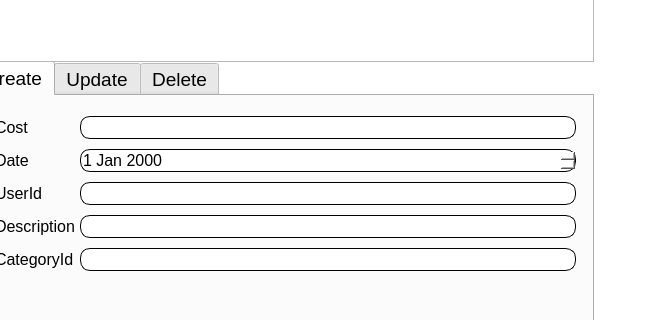
Qt form mainwindow.ui (ihareal/budgeting) before a commit; both pictures show x 247 to 915 and y 298 to 618 of the 915 by 774 pixel window.
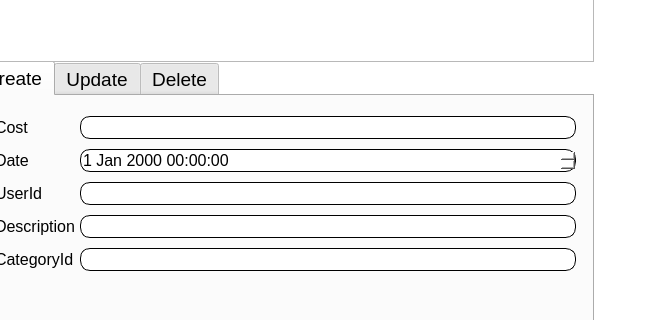
The same form after that commit. The open tabs and pages were chosen to show the change.

Commit message:
Add duplicate checkers for UserCategories and Categories table
Remove unnecessary method

```diff
--- a/mainwindow.ui
+++ b/mainwindow.ui
@@ -1239,7 +1239,12 @@
            <bool>false</bool>
           </property>
           <property name="styleSheet">
-           <string notr="true"/>
+           <string notr="true">#dateTimeEdit_2{
+background-color: white; 
+border-style: outset;
+border-width: 1px;
+border-radius: 10px;
+}</string>
           </property>
           <property name="tabPosition">
            <enum>QTabWidget::North</enum>
@@ -1323,24 +1328,6 @@
                </property>
               </widget>
              </item>
-             <item row="1" column="1">
-              <widget class="QDateEdit" name="paymentsDateEditField_2">
-               <property name="font">
-                <font>
-                 <family>Segoe UI</family>
-                 <pointsize>12</pointsize>
-                </font>
-               </property>
-               <property name="styleSheet">
-                <string notr="true">#paymentsDateEditField_2{
-background-color: white; 
-border-style: outset;
-border-width: 1px;
-border-radius: 10px;
-}</string>
-               </property>
-              </widget>
-             </item>
              <item row="2" column="0">
               <widget class="QLabel" name="label_10">
                <property name="font">
@@ -1473,6 +1460,24 @@
                </item>
               </layout>
              </item>
+             <item row="1" column="1">
+              <widget class="QDateTimeEdit" name="paymentsCreateDateEdit">
+               <property name="font">
+                <font>
+                 <family>Segoe UI</family>
+                 <pointsize>12</pointsize>
+                </font>
+               </property>
+               <property name="styleSheet">
+                <string notr="true">#paymentsCreateDateEdit{
+background-color: white; 
+border-style: outset;
+border-width: 1px;
+border-radius: 10px;
+}</string>
+               </property>
+              </widget>
+             </item>
             </layout>
            </widget>
           </widget>
```
Left out of the diff: 40 changed lines with no effect on the pictures. The commit also changes 2 other files.
